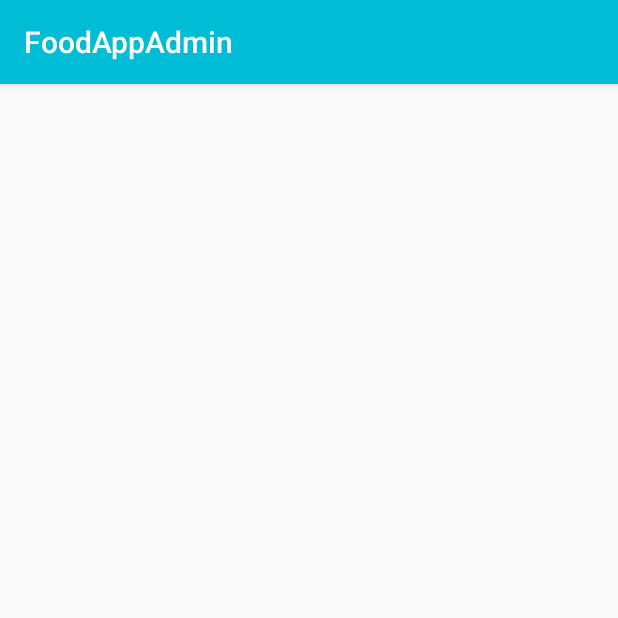
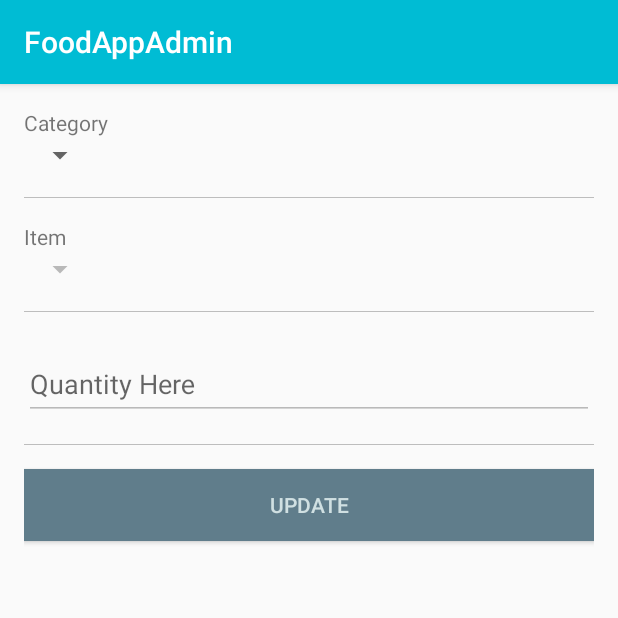
Before and after one commit to Livin21/FoodAppAdmin, an Android app: the UpdateStock screen opened directly, with no data from a screen before it, on a phone screen of 412 x 824 dp, the top half of it. Run offline under Robolectric (Android 15) with nearby library versions, the phone set to English and light mode, and no system bars; our stand-ins replace Firebase (no records; nobody signed in at launch, a user with empty details on screens opened directly); 8 statements that could not run were skipped.

Commit message:
Fetch and Populate Spinners

```diff
--- a/app/build.gradle
+++ b/app/build.gradle
@@ -30,5 +30,6 @@ dependencies {
     compile 'com.android.support:recyclerview-v7:25.3.1'
     compile 'com.android.support:cardview-v7:25.3.1'
     compile 'com.google.firebase:firebase-database:10.2.0'
+    compile 'com.android.support:design:25.3.1'
 }
 apply plugin: 'com.google.gms.google-services'
--- a/app/src/main/java/com/wordpress/sreeharilive/foodappadmin/activity/Orders.java
+++ b/app/src/main/java/com/wordpress/sreeharilive/foodappadmin/activity/Orders.java
@@ -20,7 +20,6 @@ import com.wordpress.sreeharilive.foodappadmin.model.Order;
 import java.util.ArrayList;
 import java.util.Collections;
 import java.util.Comparator;
-import java.util.HashMap;
 
 public class Orders extends AppCompatActivity {
 
@@ -32,6 +31,8 @@ public class Orders extends AppCompatActivity {
     protected void onCreate(Bundle savedInstanceState) {
         super.onCreate(savedInstanceState);
         setContentView(R.layout.activity_orders);
+
+        getSupportActionBar().setTitle("Orders");
 
         recyclerView = (RecyclerView) findViewById(R.id.ordersRecyclerView);
 
--- a/app/src/main/java/com/wordpress/sreeharilive/foodappadmin/activity/UpdateStock.java
+++ b/app/src/main/java/com/wordpress/sreeharilive/foodappadmin/activity/UpdateStock.java
@@ -1,15 +1,157 @@
 package com.wordpress.sreeharilive.foodappadmin.activity;
 
+import android.app.ProgressDialog;
 import android.support.v7.app.AppCompatActivity;
 import android.os.Bundle;
+import android.view.View;
+import android.widget.AdapterView;
+import android.widget.ArrayAdapter;
+import android.widget.EditText;
+import android.widget.Spinner;
+import android.widget.Toast;
 
+import com.google.firebase.database.DataSnapshot;
+import com.google.firebase.database.DatabaseError;
+import com.google.firebase.database.FirebaseDatabase;
+import com.google.firebase.database.ValueEventListener;
 import com.wordpress.sreeharilive.foodappadmin.R;
 
+import java.util.ArrayList;
+
 public class UpdateStock extends AppCompatActivity {
+
+    Spinner categorySpinner =(Spinner)findViewById(R.id.categorySpinner);
+    Spinner itemSpinner =(Spinner)findViewById(R.id.itemSpinner);
+
+    EditText quantityET;
+
+    ArrayList<String> categories;
+    ArrayList<String> itemIds;
+    ArrayList<String> itemNames;
+
+    String currentCategoryArray[];
+    String currentItemsArray[];
+
+    String chosenCategory;
+    String currentItemId;
+    int currentQty;
 
     @Override
     protected void onCreate(Bundle savedInstanceState) {
         super.onCreate(savedInstanceState);
         setContentView(R.layout.activity_update_stock);
+
+        categorySpinner = (Spinner) findViewById(R.id.categorySpinner);
+        itemSpinner = (Spinner) findViewById(R.id.itemSpinner);
+        itemSpinner.setEnabled(false);
+
+        quantityET = (EditText) findViewById(R.id.qtyEditText);
+        quantityET.setEnabled(false);
+
+        final ProgressDialog progressDialog = new ProgressDialog(this);
+        progressDialog.setMessage("Please Wait...");
+        progressDialog.setCancelable(false);
+        progressDialog.show();
+
+        FirebaseDatabase.getInstance().getReference()
+                .child("items")
+                .addValueEventListener(new ValueEventListener() {
+                    @Override
+                    public void onDataChange(DataSnapshot dataSnapshot) {
+
+                        for (DataSnapshot child : dataSnapshot.getChildren()){
+                            categories.add(child.getKey());
+                        }
+
+                        currentCategoryArray = new String[categories.size()];
+                        categories.toArray(currentCategoryArray);
+
+                        ArrayAdapter<String> arrayAdapter = new ArrayAdapter<>(UpdateStock.this,android.R.layout.simple_spinner_item,currentCategoryArray);
+                        arrayAdapter.setDropDownViewResource( android.R.layout.simple_spinner_dropdown_item );
+                        categorySpinner.setAdapter(arrayAdapter);
+
+                        progressDialog.dismiss();
+                    }
+
+                    @Override
+                    public void onCancelled(DatabaseError databaseError) {
+                        Toast.makeText(UpdateStock.this, "Check Internet Connection", Toast.LENGTH_SHORT).show();
+                        progressDialog.dismiss();
+                    }
+                });
+
+        categorySpinner.setOnItemClickListener(new AdapterView.OnItemClickListener() {
+            @Override
+            public void onItemClick(AdapterView<?> parent, View view, int position, long id) {
+                chosenCategory = currentCategoryArray[position];
+                progressDialog.show();
+                FirebaseDatabase.getInstance().getReference()
+                        .child("items")
+                        .child(chosenCategory)
+                        .addValueEventListener(new ValueEventListener() {
+                            @Override
+                            public void onDataChange(DataSnapshot dataSnapshot) {
+
+                                itemIds = new ArrayList<>();
+                                itemNames = new ArrayList<>();
+
+                                for (DataSnapshot child : dataSnapshot.getChildren()){
+                                    itemIds.add(child.getKey());
+                                    itemNames.add(child.child("name").getValue().toString());
+                                }
+
+                                currentItemsArray = new String[itemNames.size()];
+                                itemNames.toArray(currentItemsArray);
+
+                                ArrayAdapter<String> arrayAdapter = new ArrayAdapter<>(UpdateStock.this,android.R.layout.simple_spinner_item,currentItemsArray);
+                                arrayAdapter.setDropDownViewResource( android.R.layout.simple_spinner_dropdown_item );
+                                itemSpinner.setAdapter(arrayAdapter);
+
+                                itemSpinner.setEnabled(true);
+
+                                progressDialog.dismiss();
+
+                            }
+
+                            @Override
+                            public void onCancelled(DatabaseError databaseError) {
+                                progressDialog.dismiss();
+                                Toast.makeText(UpdateStock.this, "Something Bad Happened", Toast.LENGTH_SHORT).show();
+                            }
+                        });
+            }
+        });
+
+        itemSpinner.setOnItemClickListener(new AdapterView.OnItemClickListener() {
+            @Override
+            public void onItemClick(AdapterView<?> parent, View view, int position, long id) {
+                String selectedItemId = itemIds.get(position);
+                progressDialog.show();
+                FirebaseDatabase.getInstance().getReference()
+                        .child("items")
+                        .child(chosenCategory)
+                        .child(selectedItemId)
+                        .addValueEventListener(new ValueEventListener() {
+                            @Override
+                            public void onDataChange(DataSnapshot dataSnapshot) {
+                                String qty = dataSnapshot.child("count").getValue().toString();
+                                quantityET.setEnabled(true);
+                                quantityET.setText(qty);
+                                progressDialog.dismiss();
+                            }
+
+                            @Override
+                            public void onCancelled(DatabaseError databaseError) {
+                                Toast.makeText(UpdateStock.this, "Something Bad Happened", Toast.LENGTH_SHORT).show();
+                                progressDialog.dismiss();
+                            }
+                        });
+            }
+        });
+
+    }
+
+    public void updateQuantity(View view) {
+
     }
 }
--- a/app/src/main/res/layout/activity_update_stock.xml
+++ b/app/src/main/res/layout/activity_update_stock.xml
@@ -1,9 +1,79 @@
 <?xml version="1.0" encoding="utf-8"?>
-<android.support.constraint.ConstraintLayout xmlns:android="http://schemas.android.com/apk/res/android"
-    xmlns:app="http://schemas.android.com/apk/res-auto"
+<LinearLayout xmlns:android="http://schemas.android.com/apk/res/android"
     xmlns:tools="http://schemas.android.com/tools"
     android:layout_width="match_parent"
+    android:orientation="vertical"
     android:layout_height="match_parent"
+    android:paddingBottom="@dimen/activity_vertical_margin"
+    android:paddingLeft="@dimen/activity_horizontal_margin"
+    android:paddingRight="@dimen/activity_horizontal_margin"
+    android:paddingTop="@dimen/activity_vertical_margin"
     tools:context="com.wordpress.sreeharilive.foodappadmin.activity.UpdateStock">
 
-</android.support.constraint.ConstraintLayout>
+    <TextView
+        android:layout_width="match_parent"
+        android:layout_height="wrap_content"
+        android:text="@string/category"/>
+
+    <Spinner
+        android:layout_width="wrap_content"
+        android:layout_height="wrap_content"
+        android:id="@+id/categorySpinner"/>
+
+    <View
+        android:layout_width="match_parent"
+        android:layout_height="0.5dp"
+        android:layout_marginTop="@dimen/activity_vertical_margin"
+        android:layout_marginBottom="@dimen/activity_vertical_margin"
+        android:background="@color/divider"/>
+
+
+    <TextView
+        android:layout_width="match_parent"
+        android:layout_height="wrap_content"
+        android:text="@string/item"/>
+
+    <Spinner
+        android:layout_width="wrap_content"
+        android:layout_height="wrap_content"
+        android:id="@+id/itemSpinner"/>
+
+
+    <View
+        android:layout_width="match_parent"
+        android:layout_height="0.5dp"
+        android:layout_marginTop="@dimen/activity_vertical_margin"
+        android:layout_marginBottom="@dimen/activity_vertical_margin"
+        android:background="@color/divider"/>
+
+
+    <android.support.design.widget.TextInputLayout
+        android:layout_width="match_parent"
+        android:layout_height="wrap_content"
+        android:id="@+id/qtyTextInputLayout">
+
+        <EditText
+            android:layout_width="match_parent"
+            android:layout_height="wrap_content"
+            android:inputType="number"
+            android:hint="@string/quantity_here"
+            android:id="@+id/qtyEditText"/>
+
+    </android.support.design.widget.TextInputLayout>
+
+    <View
+        android:layout_width="match_parent"
+        android:layout_height="0.5dp"
+        android:layout_marginTop="@dimen/activity_vertical_margin"
+        android:layout_marginBottom="@dimen/activity_vertical_margin"
+        android:background="@color/divider"/>
+
+    <Button
+        android:layout_width="match_parent"
+        android:layout_height="wrap_content"
+        android:background="@color/colorAccent"
+        android:textColor="@color/primary_light"
+        android:onClick="updateQuantity"
+        android:text="@string/update"/>
+
+</LinearLayout>
--- a/app/src/main/res/values/strings.xml
+++ b/app/src/main/res/values/strings.xml
@@ -2,4 +2,8 @@
     <string name="app_name">FoodAppAdmin</string>
     <string name="update_stock">Update Stock</string>
     <string name="view_orders_button">View Orders Button</string>
+    <string name="category">Category</string>
+    <string name="item">Item</string>
+    <string name="quantity_here">Quantity Here</string>
+    <string name="update">Update</string>
 </resources>
```
